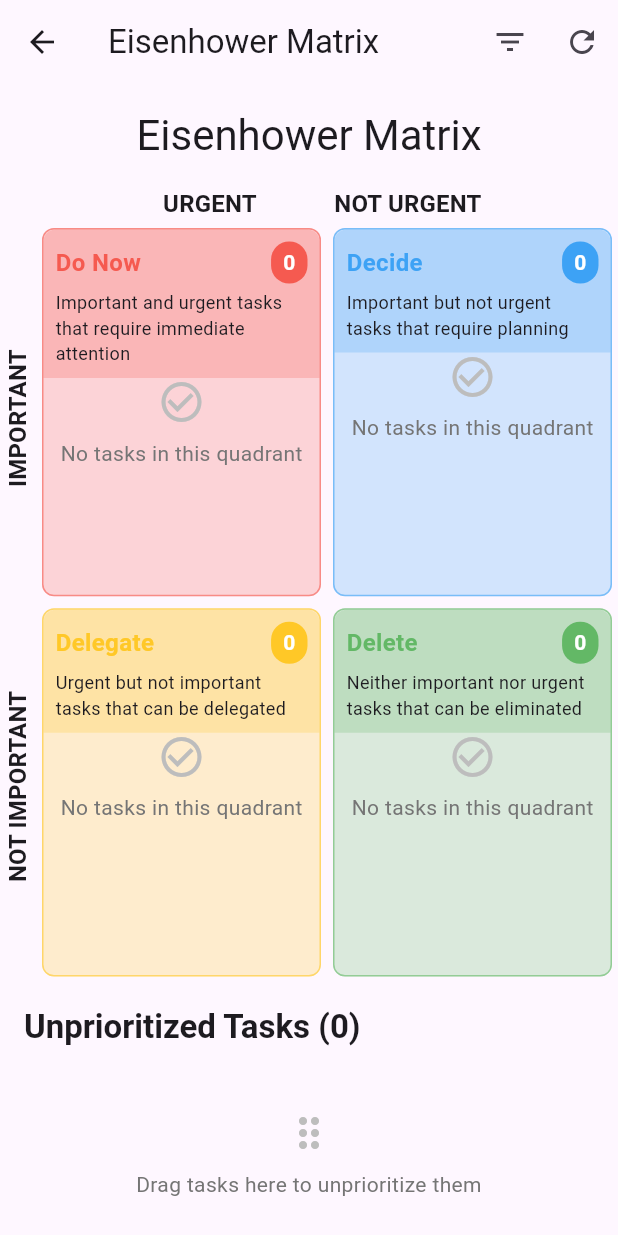
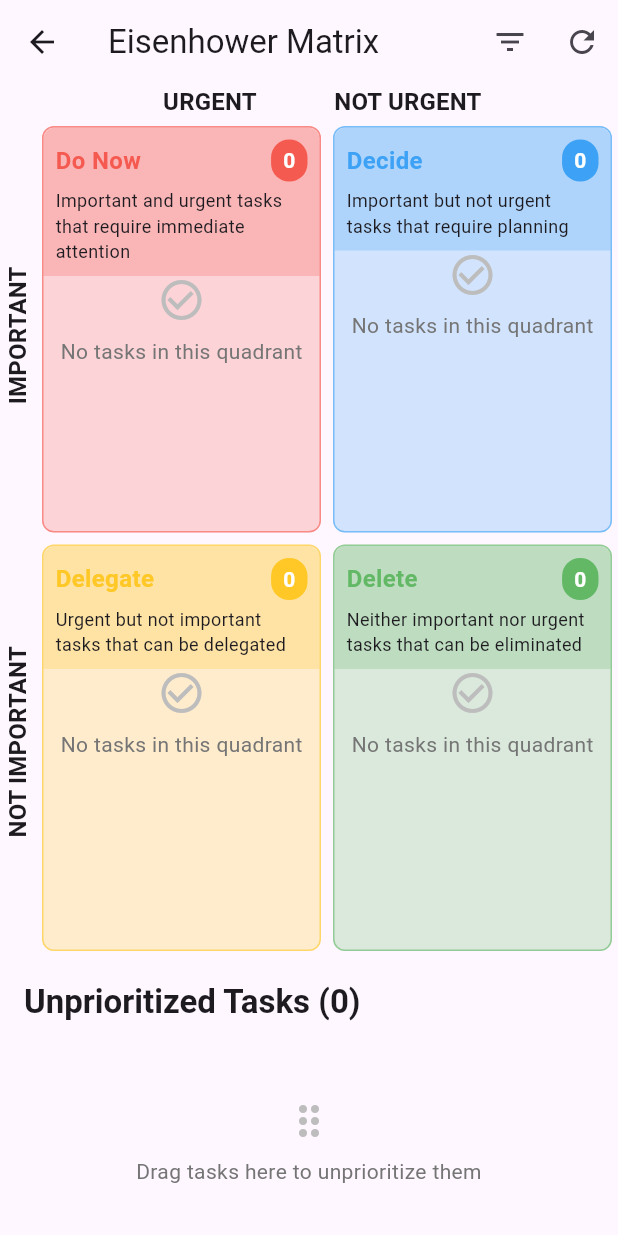
Before and after one commit to khanel/planning, a Flutter app: the screen it shows after launch, after a tap on the "grid view" icon, on a phone screen of 412 x 824 dp. Run offline on Flutter 3.47's test engine with Material 3 defaults, Android fonts, the light colour scheme and no system bars; our stand-ins replace bloc, dartz, equatable, flutter_bloc, get_it, go_router and 3 more; accounts and stored records are empty.

Commit message:
refactor(eisenhower): remove duplicate title from matrix body

```diff
--- a/lib/src/features/prioritization/presentation/widgets/eisenhower_matrix.dart
+++ b/lib/src/features/prioritization/presentation/widgets/eisenhower_matrix.dart
@@ -88,15 +88,6 @@ class _EisenhowerMatrixState extends State<EisenhowerMatrix> {
 
     return Column(
       children: [
-        // Matrix title and axis labels
-        Padding(
-          padding: const EdgeInsets.symmetric(vertical: 16.0),
-          child: Text(
-            'Eisenhower Matrix',
-            style: Theme.of(context).textTheme.headlineMedium,
-          ),
-        ),
-
         // Top axis label (Urgent vs Not Urgent)
         Padding(
           padding: const EdgeInsets.symmetric(horizontal: 8.0),
```
